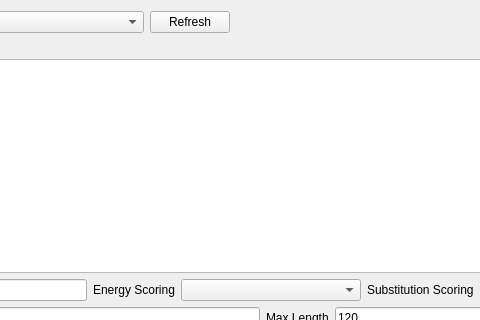
The window that cbr/schema/visual/SchemaRunnerWidget.ui (TUM-CBR/pymol-plugins) describes before a commit, drawn with Qt 5; both pictures show x 142 to 622 and y 0 to 320 of the 813 by 582 pixel window.
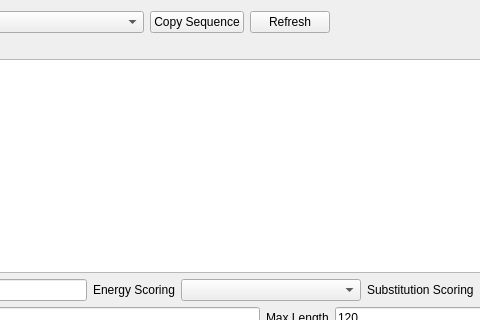
The same window after the commit.

```diff
--- a/cbr/schema/visual/SchemaRunnerWidget.ui
+++ b/cbr/schema/visual/SchemaRunnerWidget.ui
@@ -39,6 +39,13 @@
        </property>
       </widget>
      </item>
+     <item>
+      <widget class="QPushButton" name="copySequenceButton">
+       <property name="text">
+        <string>Copy Sequence</string>
+       </property>
+      </widget>
+     </item>
      <item>
       <widget class="QPushButton" name="refreshButton">
        <property name="text">
```
